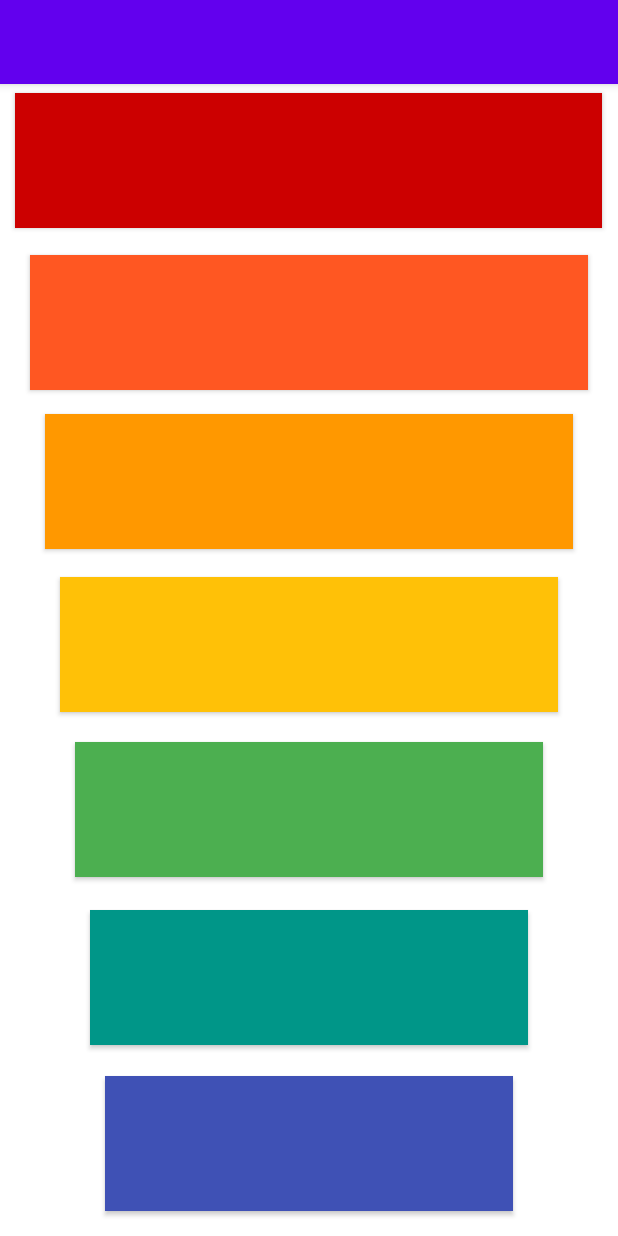
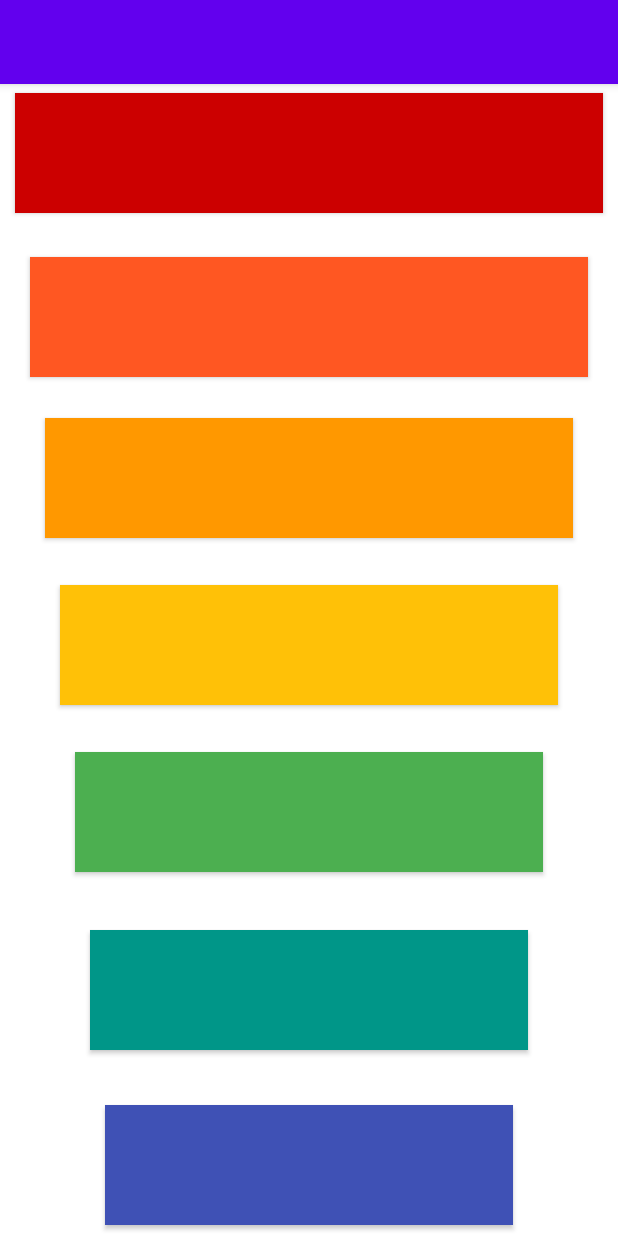
Before and after one commit to chidebeprince/Musicapp-android, an Android app: the screen it shows after launch (MainActivity), on a phone screen of 412 x 824 dp. Run offline under Robolectric (Android 15) with nearby library versions, the phone set to English and light mode, and no system bars.

Commit message:
this is an update

```diff
--- a/app/src/main/java/com/example/musicapp/MainActivity.java
+++ b/app/src/main/java/com/example/musicapp/MainActivity.java
@@ -2,13 +2,70 @@ package com.example.musicapp;
 
 import androidx.appcompat.app.AppCompatActivity;
 
+import android.media.AudioManager;
+import android.media.SoundPool;
 import android.os.Bundle;
+import android.view.View;
 
 public class MainActivity extends AppCompatActivity {
+    final float RIGHT_VOL = 1;
+    final float LEFT_VOL = 1;
+    final int PRIORITY = 1;
+    final int LOOP = 0;
+    final int RATE = 1;
+
+  SoundPool soundPool = new SoundPool(7, AudioManager.STREAM_MUSIC,0);
+    int soundC;
+    int soundD;
+    int soundE;
+    int soundF;
+    int soundG;
+    int soundA;
+    int soundB;
+
+
+
 
     @Override
     protected void onCreate(Bundle savedInstanceState) {
         super.onCreate(savedInstanceState);
         setContentView(R.layout.activity_main);
+        soundC = soundPool.load(MainActivity.this,R.raw.note1_c,1);
+        soundD = soundPool.load(MainActivity.this,R.raw.note2_d,1);
+        soundE = soundPool.load(MainActivity.this,R.raw.note3_e,1);
+        soundF = soundPool.load(MainActivity.this,R.raw.note4_f,1);
+        soundG = soundPool.load(MainActivity.this,R.raw.note5_g,1);
+        soundA = soundPool.load(MainActivity.this,R.raw.note6_a,1);
+        soundB = soundPool.load(MainActivity.this,R.raw.note7_b,1);
+
     }
+
+    public void playC (View v){
+        soundPool.play(soundC,LEFT_VOL,RIGHT_VOL,PRIORITY,LOOP,RATE);
+    }
+    public void playD (View v){
+        soundPool.play(soundD,LEFT_VOL,RIGHT_VOL,PRIORITY,LOOP,RATE);
+    }
+    public void playE (View v){
+        soundPool.play(soundE,LEFT_VOL,RIGHT_VOL,PRIORITY,LOOP,RATE);
+    }
+    public void playF (View v){
+        soundPool.play(soundF,LEFT_VOL,RIGHT_VOL,PRIORITY,LOOP,RATE);
+    }
+    public void playG (View v){
+        soundPool.play(soundG,LEFT_VOL,RIGHT_VOL,PRIORITY,LOOP,RATE);
+    }
+    public void playA (View v){
+        soundPool.play(soundA,LEFT_VOL,RIGHT_VOL,PRIORITY,LOOP,RATE);
+    }
+    public void playB (View v){
+        soundPool.play(soundB,LEFT_VOL,RIGHT_VOL,PRIORITY,LOOP,RATE);
+    }
+
+
+
+
+
+
+
 }
--- a/app/src/main/res/layout/activity_main.xml
+++ b/app/src/main/res/layout/activity_main.xml
@@ -8,27 +8,28 @@
     tools:context=".MainActivity">
 
     <Button
-        android:id="@+id/button"
-        android:layout_width="391dp"
-        android:layout_height="90dp"
+        android:id="@+id/sounddC"
+        android:layout_width="match_parent"
+        android:layout_height="80dp"
         android:layout_marginLeft="10dp"
         android:layout_marginRight="10dp"
         android:background="@android:color/holo_red_dark"
         app:layout_constraintBottom_toBottomOf="parent"
         app:layout_constraintEnd_toEndOf="parent"
-
+        android:onClick="playC"
         app:layout_constraintHorizontal_bias="0.2"
         app:layout_constraintStart_toStartOf="parent"
         app:layout_constraintTop_toTopOf="parent"
         app:layout_constraintVertical_bias="0.009" />
 
     <Button
-        android:id="@+id/button2"
+        android:id="@+id/sounddD"
         android:layout_width="match_parent"
-        android:layout_height="90dp"
+        android:layout_height="80dp"
         android:layout_marginLeft="20dp"
         android:layout_marginRight="20dp"
         android:background="#FF5722"
+        android:onClick="playD"
         app:layout_constraintBottom_toBottomOf="parent"
         app:layout_constraintEnd_toEndOf="parent"
         app:layout_constraintStart_toStartOf="parent"
@@ -36,12 +37,13 @@
         app:layout_constraintVertical_bias="0.168" />
 
     <Button
-        android:id="@+id/button3"
+        android:id="@+id/sounddE"
         android:layout_width="match_parent"
-        android:layout_height="90dp"
+        android:layout_height="80dp"
         android:layout_marginLeft="30dp"
         android:layout_marginRight="30dp"
         android:background="#FF9800"
+        android:onClick="playE"
         app:layout_constraintBottom_toBottomOf="parent"
         app:layout_constraintEnd_toEndOf="parent"
         app:layout_constraintStart_toStartOf="parent"
@@ -49,12 +51,13 @@
         app:layout_constraintVertical_bias="0.324" />
 
     <Button
-        android:id="@+id/button4"
+        android:id="@+id/sounddF"
         android:layout_width="match_parent"
-        android:layout_height="90dp"
+        android:layout_height="80dp"
         android:layout_marginLeft="40dp"
         android:layout_marginRight="40dp"
         android:background="#FFC107"
+        android:onClick="playF"
         app:layout_constraintBottom_toBottomOf="parent"
         app:layout_constraintEnd_toEndOf="parent"
         app:layout_constraintStart_toStartOf="parent"
@@ -62,12 +65,13 @@
         app:layout_constraintVertical_bias="0.485" />
 
     <Button
-        android:id="@+id/button5"
+        android:id="@+id/sounddG"
         android:layout_width="match_parent"
-        android:layout_height="90dp"
+        android:layout_height="80dp"
         android:layout_marginRight="50dp"
         android:layout_marginLeft="50dp"
         android:background="#4CAF50"
+        android:onClick="playG"
         app:layout_constraintBottom_toBottomOf="parent"
         app:layout_constraintEnd_toEndOf="parent"
         app:layout_constraintHorizontal_bias="0.0"
@@ -76,28 +80,30 @@
         app:layout_constraintVertical_bias="0.647" />
 
     <Button
-        android:id="@+id/button6"
+        android:id="@+id/sounddA"
         android:layout_width="match_parent"
-        android:layout_height="90dp"
+        android:layout_height="80dp"
         android:layout_marginLeft="60dp"
         android:layout_marginRight="60dp"
         android:background="#009688"
+        android:onClick="playA"
         app:layout_constraintBottom_toBottomOf="parent"
         app:layout_constraintEnd_toEndOf="parent"
         app:layout_constraintStart_toStartOf="parent"
         app:layout_constraintTop_toTopOf="parent"
-        app:layout_constraintVertical_bias="0.812" />
+        app:layout_constraintVertical_bias="0.82" />
 
     <Button
-        android:id="@+id/button7"
+        android:id="@+id/sounddB"
         android:layout_width="match_parent"
-        android:layout_height="90dp"
+        android:layout_height="80dp"
         android:layout_marginLeft="70dp"
         android:layout_marginRight="70dp"
         android:background="#3F51B5"
+        android:onClick="playB"
         app:layout_constraintBottom_toBottomOf="parent"
         app:layout_constraintEnd_toEndOf="parent"
         app:layout_constraintStart_toStartOf="parent"
         app:layout_constraintTop_toTopOf="parent"
-        app:layout_constraintVertical_bias="0.975" />
+        app:layout_constraintVertical_bias="0.989" />
 </androidx.constraintlayout.widget.ConstraintLayout>
```
Also changed, not shown: 7 other files.
